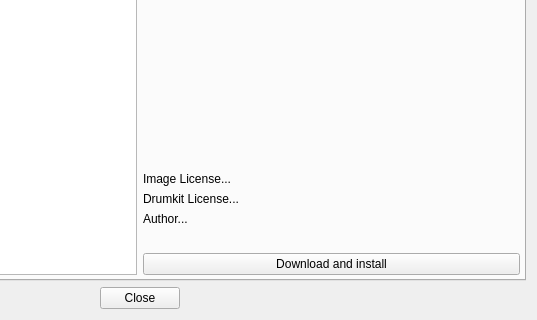
Above: src/gui/src/SoundLibrary/SoundLibraryImportDialog_UI.ui from hydrogen-music/hydrogen before the change; both pictures show x 258 to 795 and y 368 to 688 of the 795 by 688 pixel window. Below: the same form after it.
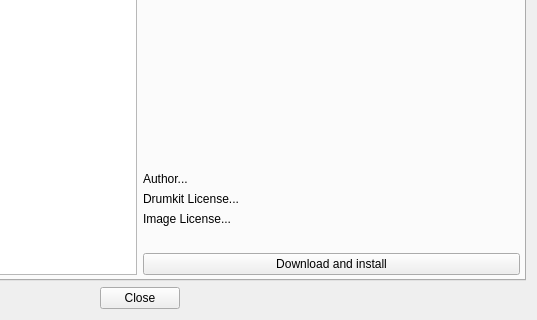
That is the form after the change.

Commit message: Drumkit Import: fix license display

What changed in the file:
```diff
--- a/src/gui/src/SoundLibrary/SoundLibraryImportDialog_UI.ui
+++ b/src/gui/src/SoundLibrary/SoundLibraryImportDialog_UI.ui
@@ -207,38 +207,6 @@
              </property>
             </widget>
            </item>
-           <item>
-            <widget class="QLabel" name="ImageLicenseLbl">
-             <property name="maximumSize">
-              <size>
-               <width>16777215</width>
-               <height>30</height>
-              </size>
-             </property>
-             <property name="text">
-              <string>Image License...</string>
-             </property>
-             <property name="wordWrap">
-              <bool>true</bool>
-             </property>
-            </widget>
-           </item>
-           <item>
-            <widget class="QLabel" name="LicenseLbl">
-             <property name="maximumSize">
-              <size>
-               <width>16777215</width>
-               <height>30</height>
-              </size>
-             </property>
-             <property name="text">
-              <string>Drumkit License...</string>
-             </property>
-             <property name="wordWrap">
-              <bool>true</bool>
-             </property>
-            </widget>
-           </item>
            <item>
             <widget class="QLabel" name="AuthorLbl">
              <property name="maximumSize">
@@ -255,6 +223,38 @@
              </property>
             </widget>
            </item>
+           <item>
+            <widget class="QLabel" name="LicenseLbl">
+             <property name="maximumSize">
+              <size>
+               <width>16777215</width>
+               <height>30</height>
+              </size>
+             </property>
+             <property name="text">
+              <string>Drumkit License...</string>
+             </property>
+             <property name="wordWrap">
+              <bool>true</bool>
+             </property>
+            </widget>
+           </item>
+           <item>
+            <widget class="QLabel" name="ImageLicenseLbl">
+             <property name="maximumSize">
+              <size>
+               <width>16777215</width>
+               <height>30</height>
+              </size>
+             </property>
+             <property name="text">
+              <string>Image License...</string>
+             </property>
+             <property name="wordWrap">
+              <bool>true</bool>
+             </property>
+            </widget>
+           </item>
            <item>
             <spacer name="centerSpacer">
              <property name="orientation">
```
The commit also changes 1 other file.
